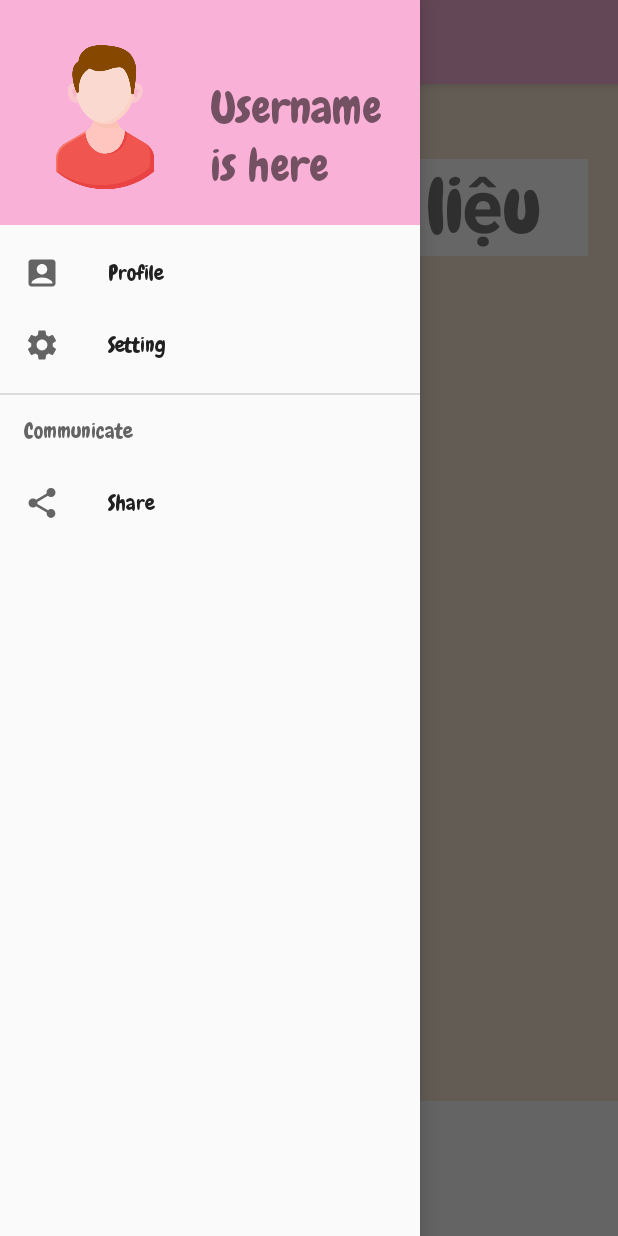
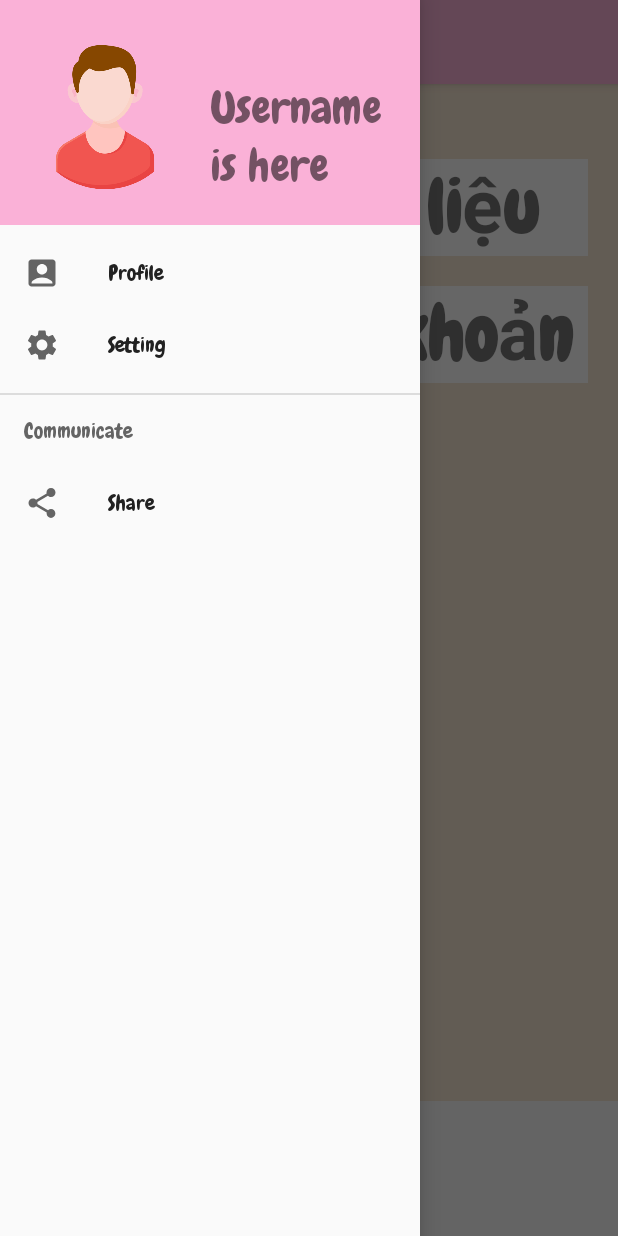
Before and after one commit to Robert-Ph/Mobile, an Android app: the MainAdminActivity screen opened directly, with no data from a screen before it, with the side drawer open, on a phone screen of 412 x 824 dp. Run offline under Robolectric (Android 15) with nearby library versions, the phone set to English and light mode, and no system bars.

Commit message:
them giao dien admin

```diff
--- a/app/src/main/java/com/example/sharingapp/MainAdminActivity.java
+++ b/app/src/main/java/com/example/sharingapp/MainAdminActivity.java
@@ -1,6 +1,9 @@
 package com.example.sharingapp;
 
+import androidx.appcompat.app.ActionBarDrawerToggle;
 import androidx.appcompat.app.AppCompatActivity;
+import androidx.appcompat.widget.Toolbar;
+import androidx.drawerlayout.widget.DrawerLayout;
 
 import android.content.Intent;
 import android.content.pm.PackageManager;
@@ -11,11 +14,20 @@ import android.widget.TextView;
 import android.widget.Toast;
 
 public class MainAdminActivity extends AppCompatActivity {
+    DrawerLayout drawer;
 
     @Override
     protected void onCreate(Bundle savedInstanceState) {
         super.onCreate(savedInstanceState);
         setContentView(R.layout.activity_main_admin);
+
+        Toolbar toolbar = findViewById(R.id.toolbar);
+        setSupportActionBar(toolbar);
+        drawer = findViewById(R.id.drawer_layout);
+        ActionBarDrawerToggle toggle = new ActionBarDrawerToggle(this, drawer, toolbar,
+                R.string.navigation_drawer_open, R.string.navigation_drawer_close);
+        drawer.addDrawerListener(toggle);
+        toggle.syncState();
 
         TextView mangeFilePDF = (TextView) findViewById(R.id.mangeFilePDF);
         mangeFilePDF.setOnClickListener(new View.OnClickListener() {
--- a/app/src/main/java/com/example/sharingapp/SignInActivity.java
+++ b/app/src/main/java/com/example/sharingapp/SignInActivity.java
@@ -185,6 +185,8 @@ public class SignInActivity extends AppCompatActivity {
                         @Override
                         public void run() {
                             Intent intent = new Intent(SignInActivity.this, MainActivity2.class);
+                            if (email.equals("truongclone232@gmail.com"))
+                                intent = new Intent(SignInActivity.this, MainAdminActivity.class);
                             startActivity(intent);
                         }
                     }, 2000 + 1000);
--- a/app/src/main/res/layout/activity_main_admin.xml
+++ b/app/src/main/res/layout/activity_main_admin.xml
@@ -36,6 +36,14 @@
                 android:layout_width="match_parent"
                 android:layout_height="wrap_content"
                 android:text="Quản lý tài liệu" />
+
+            <TextView
+                android:id="@+id/mangeAccount"
+                style="@style/itemText"
+                android:layout_width="match_parent"
+                android:layout_height="wrap_content"
+                android:layout_below="@+id/mangeFilePDF"
+                android:text="Quản lý tài khoản" />
         </RelativeLayout>
 
 
```
